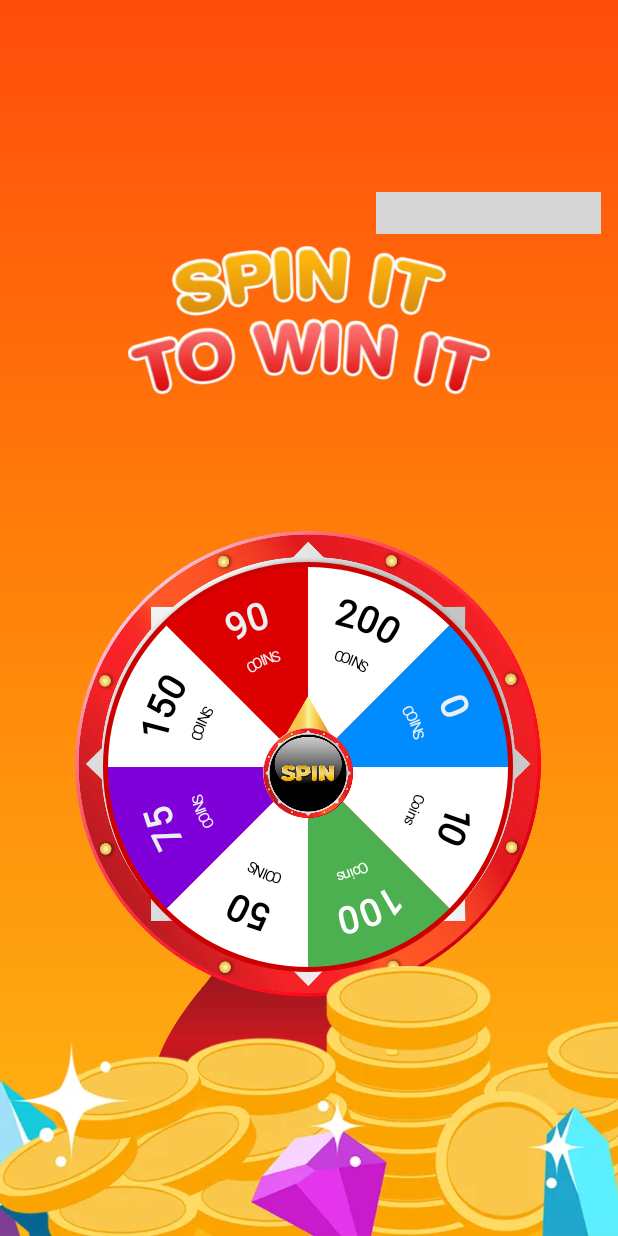
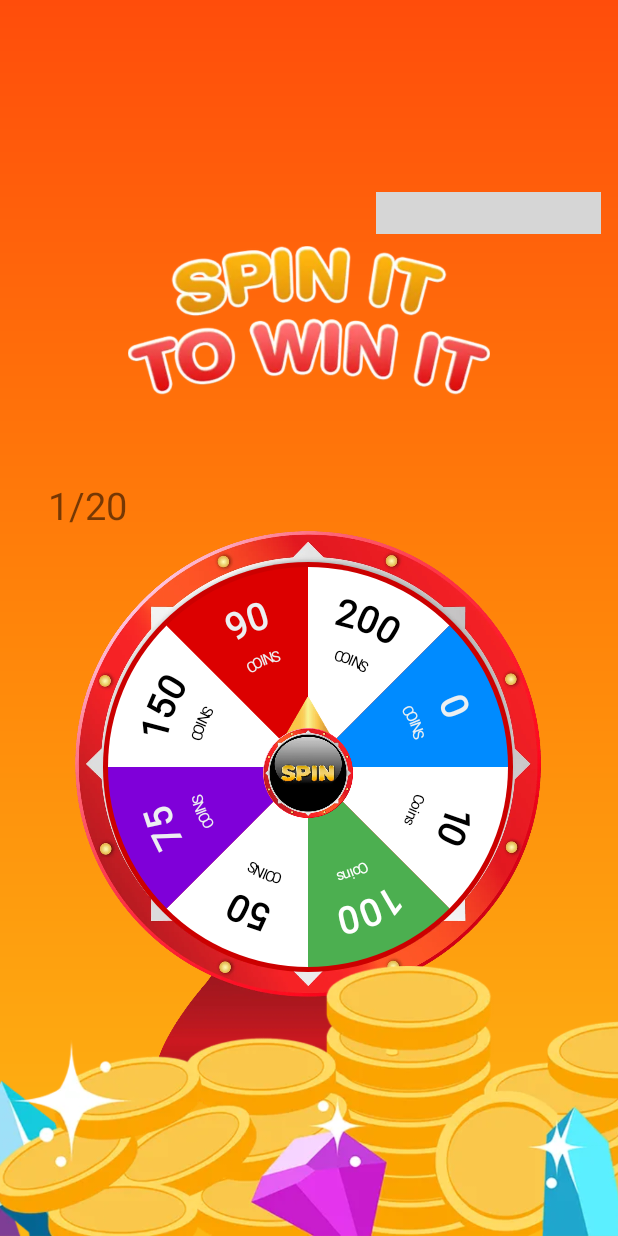
Before and after one commit to gitcoder-aman/Quiz-Project-, an Android app: the screen it shows after launch once a user with an empty profile is signed in (SpinnerActivity), after a tap on "Spin Wheel", on a phone screen of 412 x 824 dp. Run offline under Robolectric (Android 15) with nearby library versions, the phone set to English and light mode, and no system bars; our stand-ins replace AdMob, Firebase (no records; nobody signed in at launch, a user with empty details on screens opened directly); libraries missing offline, so code that uses them is left out: com.shashank.sony, me.ibrahimsn.lib; pictures from the network do not load; Roboto replaces fonts that are not available here; 3 statements that could not run were skipped; grey boxes are pictures that could not be loaded.

Commit message:
ads remove

```diff
--- a/app/src/main/AndroidManifest.xml
+++ b/app/src/main/AndroidManifest.xml
@@ -54,10 +54,10 @@
             android:exported="false" />
         <activity
             android:name=".QuizActivity"
-            android:exported="true" />
+            android:exported="false" />
         <activity
             android:name=".LoginActivity"
-            android:exported="true" />
+            android:exported="false" />
 
         <meta-data
             android:name="preloaded_fonts"
--- a/app/src/main/java/com/example/coderamankumarguptaquizearn/MainActivity.java
+++ b/app/src/main/java/com/example/coderamankumarguptaquizearn/MainActivity.java
@@ -44,22 +44,22 @@ public class MainActivity extends AppCompatActivity {
 
         //Initialize  ads first
 
-        MobileAds.initialize(this, new OnInitializationCompleteListener() {
-            @Override
-            public void onInitializationComplete(InitializationStatus initializationStatus) {
-            }
-        });
+//        MobileAds.initialize(this, new OnInitializationCompleteListener() {
+//            @Override
+//            public void onInitializationComplete(InitializationStatus initializationStatus) {
+//            }
+//        });
 
-        AdRequest adRequest = new AdRequest.Builder().build();
-        binding.adView.loadAd(adRequest);
+//        AdRequest adRequest = new AdRequest.Builder().build();
+//        binding.adView.loadAd(adRequest);
 
-        binding.adView.setAdListener(new AdListener() {
-            @Override
-            public void onAdFailedToLoad(@NonNull LoadAdError loadAdError) {
-                super.onAdFailedToLoad(loadAdError);
-                binding.adView.loadAd(adRequest);
-            }
-        });
+//        binding.adView.setAdListener(new AdListener() {
+//            @Override
+//            public void onAdFailedToLoad(@NonNull LoadAdError loadAdError) {
+//                super.onAdFailedToLoad(loadAdError);
+//                binding.adView.loadAd(adRequest);
+//            }
+//        });
 
         //Log.d("Aman","Here error found");
 
@@ -167,7 +167,11 @@ public class MainActivity extends AppCompatActivity {
         builder.setPositiveButton("Yes", new DialogInterface.OnClickListener() {
                     @Override
                     public void onClick(DialogInterface dialog, int which) {
-                        finish();
+                        //end the app
+                        Intent a = new Intent(Intent.ACTION_MAIN);
+                        a.addCategory(Intent.CATEGORY_HOME);
+                        a.setFlags(Intent.FLAG_ACTIVITY_NEW_TASK);
+                        startActivity(a);
                     }
                 });
 
--- a/app/src/main/java/com/example/coderamankumarguptaquizearn/SignupActivity.java
+++ b/app/src/main/java/com/example/coderamankumarguptaquizearn/SignupActivity.java
@@ -183,7 +183,7 @@ public class SignupActivity extends AppCompatActivity {
                                             @Override
                                             public void onSuccess(Void unused) {
 
-                                                Toast.makeText(SignupActivity.this, "Referral 500 Coins added in account.", Toast.LENGTH_SHORT).show();
+                                                Toast.makeText(SignupActivity.this, "Referral 5000 Coins added in account.", Toast.LENGTH_SHORT).show();
                                             }
                                         });
                             }
--- a/app/src/main/res/layout/activity_spinner.xml
+++ b/app/src/main/res/layout/activity_spinner.xml
@@ -7,17 +7,18 @@
     android:background = "@drawable/background_orange"
     tools:context=".SpinnerActivity">
 
-<!--    <TextView-->
-<!--        android:id="@+id/spinChance"-->
-<!--        android:layout_width="wrap_content"-->
-<!--        android:layout_height="wrap_content"-->
-<!--        android:textSize="25sp"-->
-<!--        app:layout_constraintBottom_toTopOf="@+id/imageView10"-->
-<!--        app:layout_constraintEnd_toStartOf="@+id/coinsShow"-->
-<!--        app:layout_constraintHorizontal_bias="0.229"-->
-<!--        app:layout_constraintStart_toStartOf="parent"-->
-<!--        app:layout_constraintTop_toTopOf="parent"-->
-<!--        app:layout_constraintVertical_bias="0.943" />-->
+    <TextView
+        android:id="@+id/spinCount"
+        android:layout_width="wrap_content"
+        android:layout_height="wrap_content"
+        android:text="1/20"
+        android:textSize="25sp"
+        app:layout_constraintBottom_toTopOf="@+id/imageView7"
+        app:layout_constraintEnd_toEndOf="@+id/imageView10"
+        app:layout_constraintHorizontal_bias="0.0"
+        app:layout_constraintStart_toStartOf="@+id/imageView10"
+        app:layout_constraintTop_toBottomOf="@+id/imageView10"
+        app:layout_constraintVertical_bias="1.0" />
 
     <TextView
         android:id="@+id/coinsShow"
--- a/app/src/main/res/values/strings.xml
+++ b/app/src/main/res/values/strings.xml
@@ -22,10 +22,4 @@
     <string name="paymentMethod">Select Payment Type</string>
     <string name="enterCoin">Enter coins for withdraw</string>
 
-    <string name="banner_homeUnitId">"ca-app-pub-6338558842934194/7498371287"</string>
-    <string name="banner_quizUnit">"ca-app-pub-6338558842934194/1425338400"</string>
-    <string name="interstitialAds_UintId">"ca-app-pub-6338558842934194/6589201026"</string>
-    <string name="rewardedAds_Spinner_unitId">"ca-app-pub-6338558842934194/7035175157"</string>
-    <string name="rewardedAds_Payment_unitId">"ca-app-pub-6338558842934194/1731534121"</string>
-
 </resources>
```
Also changed, not shown: app/src/main/java/com/example/coderamankumarguptaquizearn/QuizActivity.java (+25 -20 lines), app/src/main/java/com/example/coderamankumarguptaquizearn/SpinnerActivity.java (+27 -25 lines), app/src/main/java/com/example/coderamankumarguptaquizearn/UserDatabase.java (+5 -5 lines), app/src/main/res/layout/activity_main.xml (+13 -13 lines), app/src/main/res/layout/activity_quiz.xml (+12 -12 lines).
